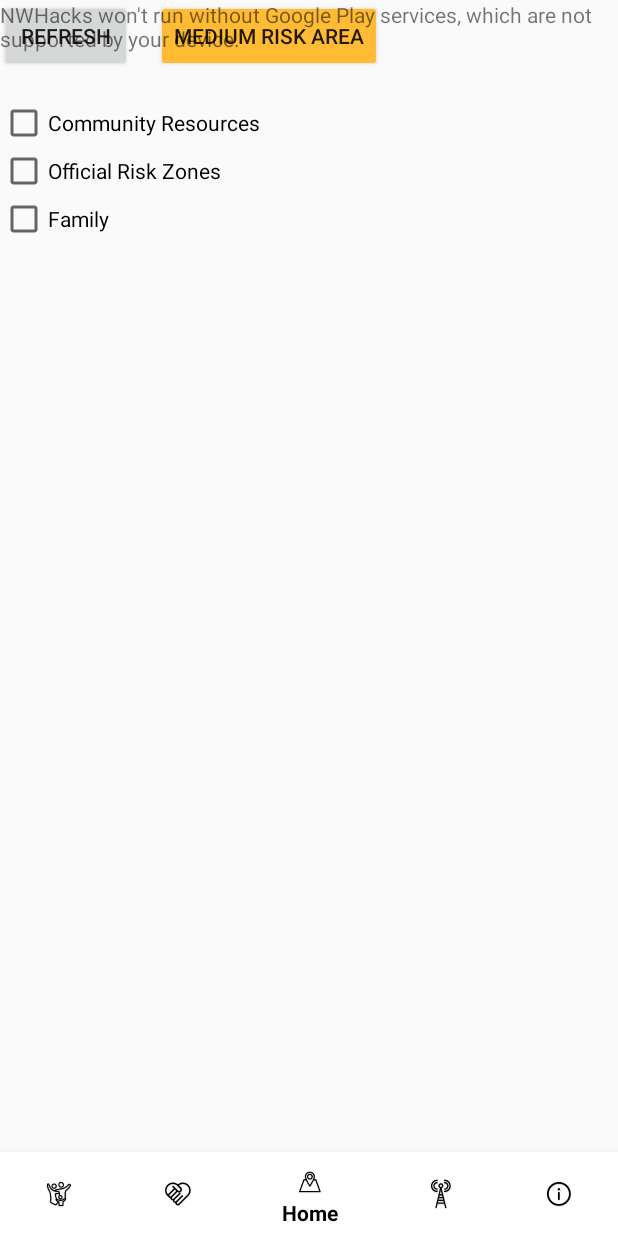
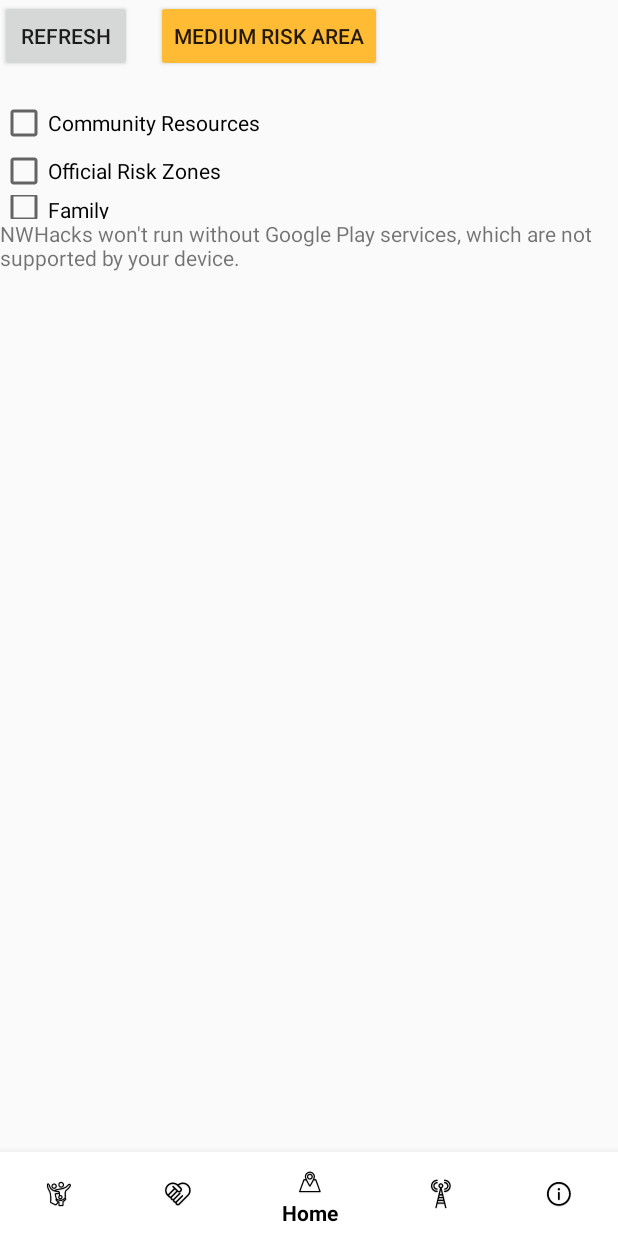
Before and after one commit to juliarosenrauch/nwhacks2020, an Android app: the screen it shows after launch (HomeTabbedContainerActivity), on a phone screen of 412 x 824 dp. Run offline under Robolectric (Android 15) with nearby library versions, the phone set to English and light mode, and no system bars.

Commit message:
Adjusted map for checkbox viewing

```diff
--- a/NWHacks-Android/app/src/main/res/layout/fragment_home_maps.xml
+++ b/NWHacks-Android/app/src/main/res/layout/fragment_home_maps.xml
@@ -6,21 +6,14 @@
     android:layout_height="match_parent"
     tools:context=".activity.HomeMapsFragment">
 
-    <FrameLayout
-        android:id="@+id/map"
+    <LinearLayout
+        android:id="@+id/map_top_linearlayout"
         android:layout_width="0dp"
-        android:layout_height="0dp"
-        app:layout_constraintBottom_toBottomOf="parent"
+        android:layout_height="wrap_content"
+        android:orientation="vertical"
         app:layout_constraintEnd_toEndOf="parent"
-        app:layout_constraintHorizontal_bias="0.0"
         app:layout_constraintStart_toStartOf="parent"
-        app:layout_constraintTop_toTopOf="parent"
-        app:layout_constraintVertical_bias="0.0">
-
-        <LinearLayout
-            android:layout_width="match_parent"
-            android:layout_height="match_parent"
-            android:orientation="vertical">
+        app:layout_constraintTop_toTopOf="parent">
 
         <LinearLayout
             android:layout_width="match_parent"
@@ -97,6 +90,16 @@
 
     </LinearLayout>
 
+    <FrameLayout
+        android:id="@+id/map"
+        android:layout_width="0dp"
+        android:layout_height="0dp"
+        app:layout_constraintBottom_toBottomOf="parent"
+        app:layout_constraintEnd_toEndOf="parent"
+        app:layout_constraintHorizontal_bias="0.0"
+        app:layout_constraintStart_toStartOf="parent"
+        app:layout_constraintTop_toBottomOf="@+id/map_top_linearlayout">
+
     </FrameLayout>
 
 </androidx.constraintlayout.widget.ConstraintLayout>
```
Lines whose indentation alone changed are shown as unchanged.
